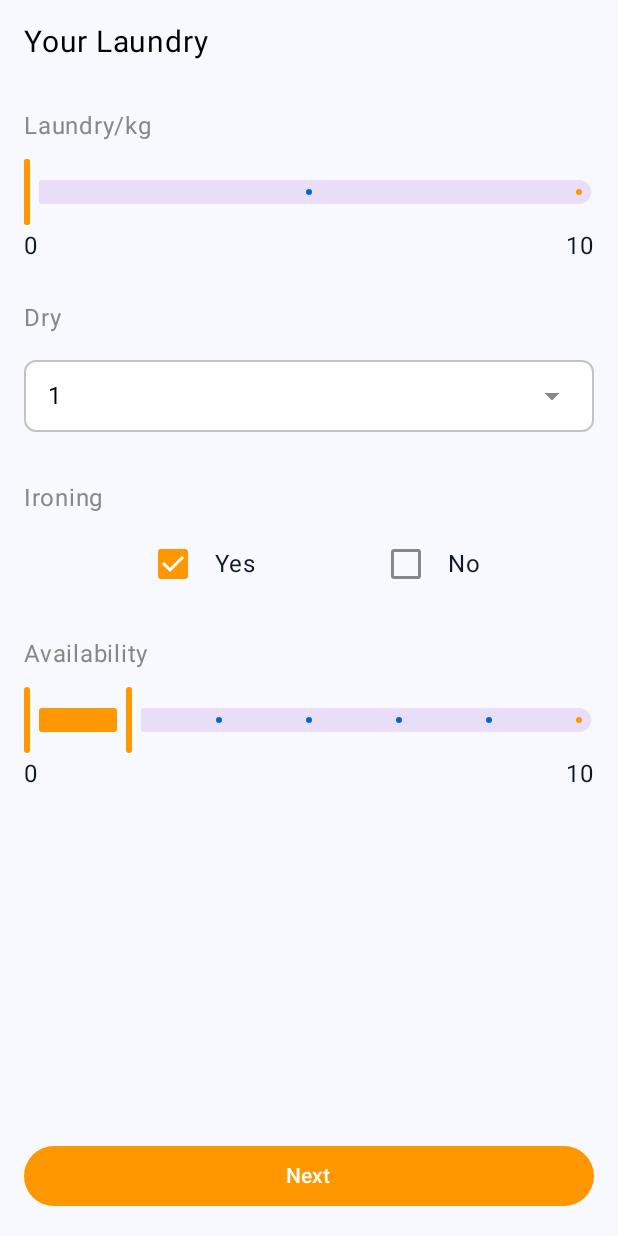
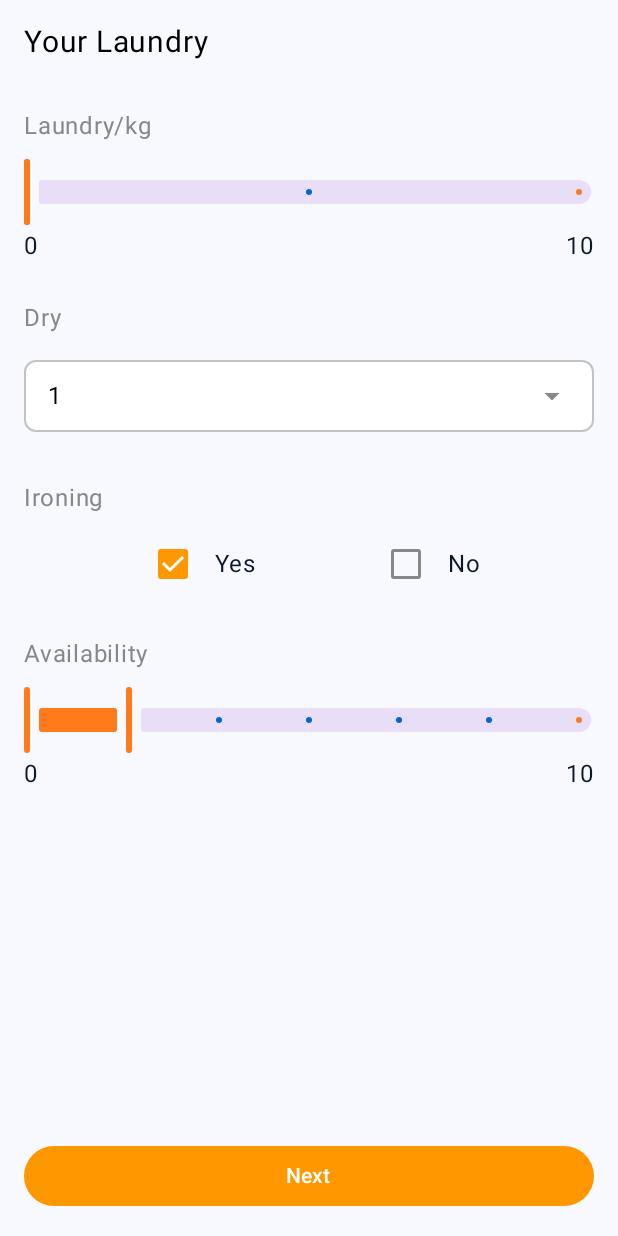
Before and after one commit to Team-Unique-Coders/AdamsDreamTeam, an Android app built with Jetpack Compose: the your screen opened through its navigation route, on a phone screen of 412 x 824 dp. Run offline under Robolectric (Android 15) with nearby library versions, the phone set to English and light mode, and no system bars; libraries missing offline, so code that uses them is left out: com.utsman.osmandcompose, org.osmdroid.util; pictures from the network do not load.

Commit message:
Updated Orange Color

```diff
--- a/common_utils/src/main/java/com/project/common_utils/components/OrangeButton.kt
+++ b/common_utils/src/main/java/com/project/common_utils/components/OrangeButton.kt
@@ -10,8 +10,10 @@ import androidx.compose.runtime.Composable
 import androidx.compose.ui.Modifier
 import androidx.compose.ui.draw.shadow
 import androidx.compose.ui.graphics.Color
+import androidx.compose.ui.res.colorResource
 import androidx.compose.ui.tooling.preview.Preview
 import androidx.compose.ui.unit.dp
+import com.project.common_utils.R
 
 
 @Preview(showBackground = true)
@@ -43,7 +45,7 @@ fun OrangeButton(onClick: () -> Unit, text:String) {
             pressedElevation = 12.dp
         ),
         colors = ButtonDefaults.buttonColors(
-            containerColor = Color(0xFFFF9800), // Orange background
+            containerColor = colorResource(R.color.orange), // Orange background
             contentColor = Color.White // Text color
         )
     ) {
--- a/common_utils/src/main/java/com/project/common_utils/components/RangeSliderComponent.kt
+++ b/common_utils/src/main/java/com/project/common_utils/components/RangeSliderComponent.kt
@@ -12,7 +12,9 @@ import androidx.compose.material3.Text
 import androidx.compose.runtime.Composable
 import androidx.compose.ui.Modifier
 import androidx.compose.ui.graphics.Color
+import androidx.compose.ui.res.colorResource
 import androidx.compose.ui.unit.dp
+import com.project.common_utils.R
 
 @Composable
 fun RangeSliderComponent(
@@ -32,8 +34,8 @@ fun RangeSliderComponent(
             valueRange = valueRange,
             steps = steps,
             colors = SliderDefaults.colors(
-                thumbColor = Color(0xFFFF9800),
-                activeTrackColor = Color(0xFFFF9800)
+                thumbColor = colorResource(R.color.orange),
+                activeTrackColor = colorResource(R.color.orange)
             )
         )
 
--- a/common_utils/src/main/res/values/colors.xml
+++ b/common_utils/src/main/res/values/colors.xml
@@ -7,4 +7,5 @@
     <color name="teal_700">#FF018786</color>
     <color name="black">#FF000000</color>
     <color name="white">#FFFFFFFF</color>
+    <color name="orange">#FFFF7A1A</color>
 </resources>
```
